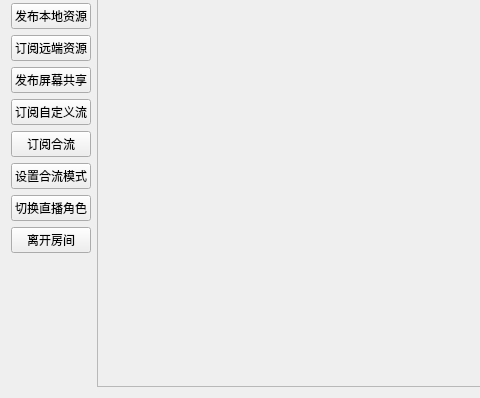
Before: the Qt Designer form rcrtcmeeting.ui in cddypang/RCRtcDemo, drawn with Qt 5; both pictures show x 0 to 480 and y 142 to 540 of the 720 by 540 pixel window.
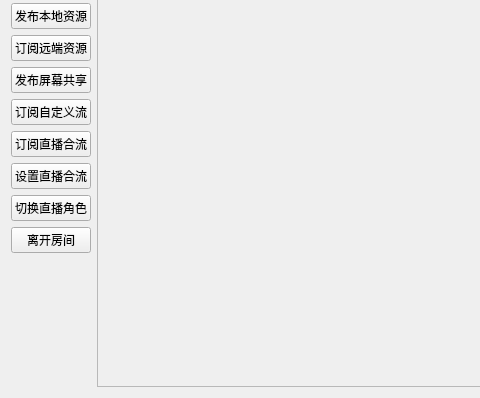
After: the same form once the commit is applied.

Diff of the .ui file:
```diff
--- a/rcrtcmeeting.ui
+++ b/rcrtcmeeting.ui
@@ -60,14 +60,14 @@
      <item>
       <widget class="QPushButton" name="pushButton_SubMix">
        <property name="text">
-        <string>订阅合流</string>
+        <string>订阅直播合流</string>
        </property>
       </widget>
      </item>
      <item>
       <widget class="QPushButton" name="pushButton_SetMix">
        <property name="text">
-        <string>设置合流模式</string>
+        <string>设置直播合流</string>
        </property>
       </widget>
      </item>
```
Left out of the diff: 4 changed lines with no effect on the pictures.
